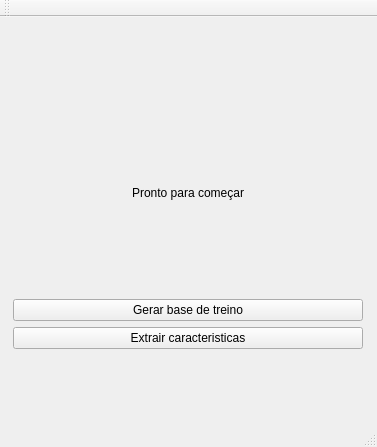
The window that mainwindow.ui (Guicopelli/simpsons-extract) describes before a commit, drawn with Qt 5.
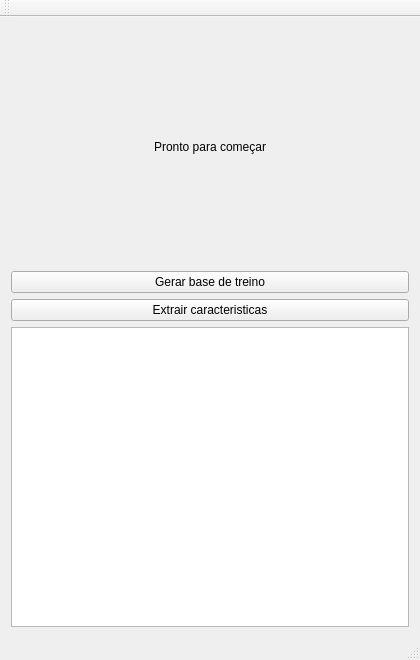
The same window after the commit.

```diff
--- a/mainwindow.ui
+++ b/mainwindow.ui
@@ -6,8 +6,8 @@
    <rect>
     <x>0</x>
     <y>0</y>
-    <width>377</width>
-    <height>447</height>
+    <width>420</width>
+    <height>660</height>
    </rect>
   </property>
   <property name="windowTitle">
@@ -16,16 +16,16 @@
   <widget class="QWidget" name="centralWidget">
    <layout class="QGridLayout" name="gridLayout">
     <item row="0" column="0">
-     <layout class="QGridLayout" name="gridLayout_2">
-      <item row="0" column="0">
+     <layout class="QVBoxLayout" name="verticalLayout_2">
+      <item>
        <widget class="QLabel" name="lbl_img">
         <property name="enabled">
          <bool>true</bool>
         </property>
         <property name="maximumSize">
          <size>
-          <width>350</width>
-          <height>200</height>
+          <width>400</width>
+          <height>250</height>
          </size>
         </property>
         <property name="text">
@@ -39,7 +39,7 @@
         </property>
        </widget>
       </item>
-      <item row="1" column="0">
+      <item>
        <layout class="QVBoxLayout" name="verticalLayout">
         <item>
          <widget class="QPushButton" name="pushButton">
@@ -59,6 +59,19 @@
       </item>
      </layout>
     </item>
+    <item row="1" column="0">
+     <widget class="QTextEdit" name="txtResult">
+      <property name="maximumSize">
+       <size>
+        <width>500</width>
+        <height>300</height>
+       </size>
+      </property>
+      <property name="readOnly">
+       <bool>true</bool>
+      </property>
+     </widget>
+    </item>
    </layout>
   </widget>
   <widget class="QMenuBar" name="menuBar">
```
Left out of the diff: 4 changed lines with no effect on the pictures.
